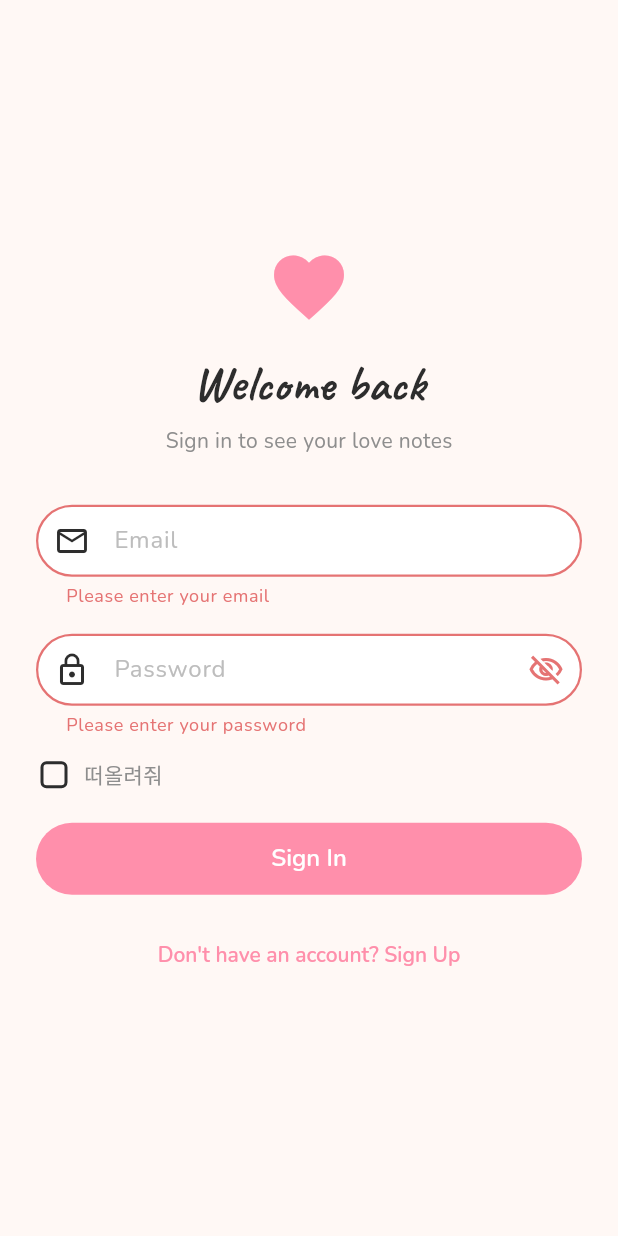
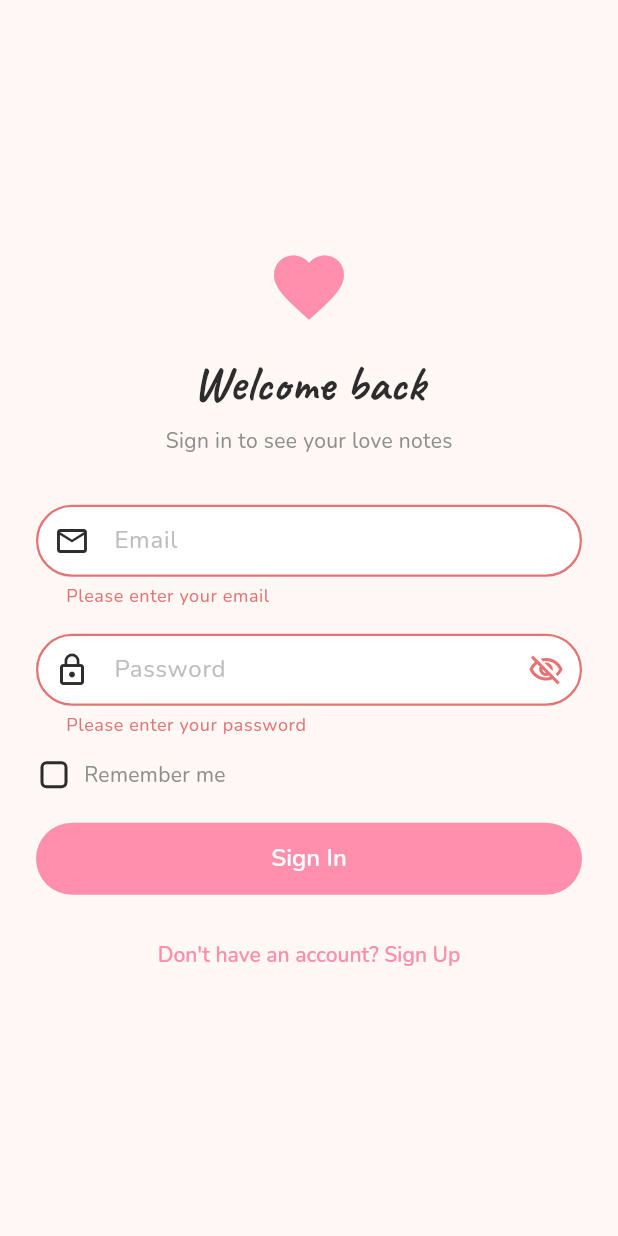
Before and after one commit to Liuese0/lovepin, a Flutter app: the screen it shows after launch, after a tap on "Sign In", on a phone screen of 412 x 824 dp. Run offline on Flutter 3.47's test engine with Material 3 defaults, Android fonts, the phone set to English and light mode, and no system bars; our stand-ins replace firebase_core, flutter_dotenv, flutter_image_compress, flutter_riverpod, go_router, google_fonts and 4 more; missing offline and left inert: home_widget; accounts and stored records are empty.

Commit message:
fix: rename checkbox to 'Remember me' and fix post-login routing
- Change '떠올려줘' label to 'Remember me'
- After sign-in, route directly to the appropriate screen (profile-setup,
  couple-link, or home) instead of going through splash, which would
  immediately sign out users who didn't check 'Remember me'

https://claude.ai/code/session_013YKCTMQK4EVqFc3bPa92NE

```diff
--- a/lib/features/auth/presentation/screens/login_screen.dart
+++ b/lib/features/auth/presentation/screens/login_screen.dart
@@ -9,6 +9,8 @@ import 'package:lovepin/core/constants/app_fonts.dart';
 import 'package:lovepin/core/constants/app_sizes.dart';
 import 'package:lovepin/core/router/app_router.dart';
 import 'package:lovepin/data/local/local_cache.dart';
+import 'package:lovepin/data/supabase/couple_repository.dart';
+import 'package:lovepin/data/supabase/supabase_client.dart';
 import 'package:lovepin/features/auth/providers/auth_provider.dart';
 
 /// Email / password login screen with a pastel card layout.
@@ -48,7 +50,42 @@ class _LoginScreenState extends ConsumerState<LoginScreen> {
       await LocalCache.instance.saveRememberMe(_rememberMe);
 
       if (!mounted) return;
-      context.goNamed(RouteNames.splash);
+
+      // Route directly instead of going through splash (which would
+      // sign out non-remembered users immediately).
+      final user = ref.read(currentUserProvider);
+      if (user == null) throw Exception('Not authenticated');
+
+      // Check profile completion.
+      final db = SupabaseClientWrapper.instance;
+      final profileRows = await db
+          .database('users')
+          .select('display_name')
+          .eq('id', user.id);
+
+      if (!mounted) return;
+
+      final hasProfile = profileRows.isNotEmpty &&
+          profileRows.first['display_name'] != null &&
+          (profileRows.first['display_name'] as String).isNotEmpty;
+
+      if (!hasProfile) {
+        context.goNamed(RouteNames.profileSetup);
+        return;
+      }
+
+      // Check couple status.
+      final coupleRepo = ref.read(coupleRepositoryProvider);
+      final couple = await coupleRepo.getMyCouple(user.id);
+
+      if (!mounted) return;
+
+      if (couple != null && couple.status.value == 'active') {
+        ref.read(isCoupleLinkedProvider.notifier).state = true;
+        context.goNamed(RouteNames.home);
+      } else {
+        context.goNamed(RouteNames.coupleLink);
+      }
     } on AuthException catch (e) {
       if (!mounted) return;
       ScaffoldMessenger.of(context).showSnackBar(
@@ -169,7 +206,7 @@ class _LoginScreenState extends ConsumerState<LoginScreen> {
                           setState(() => _rememberMe = !_rememberMe);
                         },
                         child: Text(
-                          '떠올려줘',
+                          'Remember me',
                           style: GoogleFonts.nunito(
                             fontSize: AppFonts.bodySmall,
                             color: AppColors.textSecondary,
```
